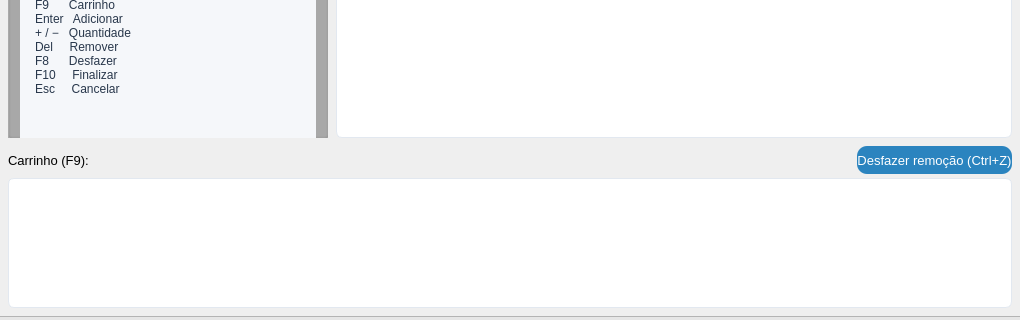
Above: src/venda.ui from rayansl0302/QEstoqueLoja before the change; both pictures show x 0 to 1020 and y 281 to 601 of the 1020 by 700 pixel window. Below: the same form after it.
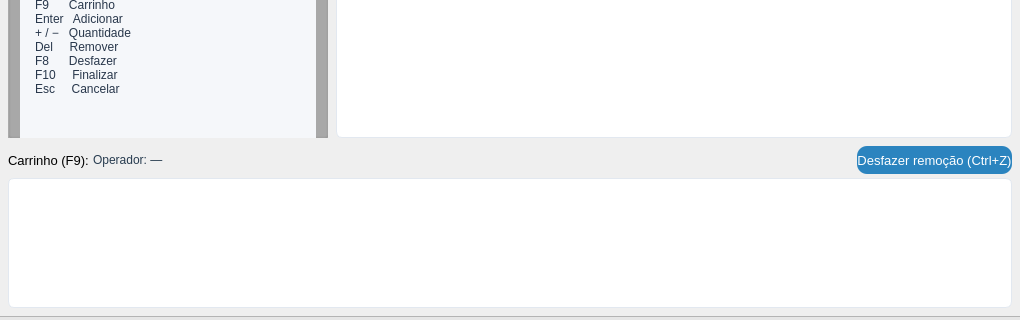
That is the form after the change. The open tabs and pages were chosen to show the change. Icons and pictures are not drawn. Custom widgets are drawn as their Qt base class.

```diff
--- a/src/venda.ui
+++ b/src/venda.ui
@@ -507,6 +507,19 @@
              </property>
             </widget>
            </item>
+       <item>
+        <widget class="QLabel" name="Lbl_Operador">
+         <property name="toolTip">
+          <string>Operador da sessão atual</string>
+         </property>
+         <property name="styleSheet">
+          <string notr="true">font: 600 10pt &quot;Segoe UI&quot;; color: rgb(40,60,80); background-color: transparent; border: none;</string>
+         </property>
+         <property name="text">
+          <string>Operador: —</string>
+         </property>
+        </widget>
+       </item>
            <item>
             <spacer>
              <property name="orientation">
@@ -514,7 +527,7 @@
              </property>
              <property name="sizeHint" stdset="0">
               <size>
-               <width>40</width>
+           <width>20</width>
                <height>20</height>
               </size>
              </property>
```
Lines whose indentation alone changed are shown as unchanged.
